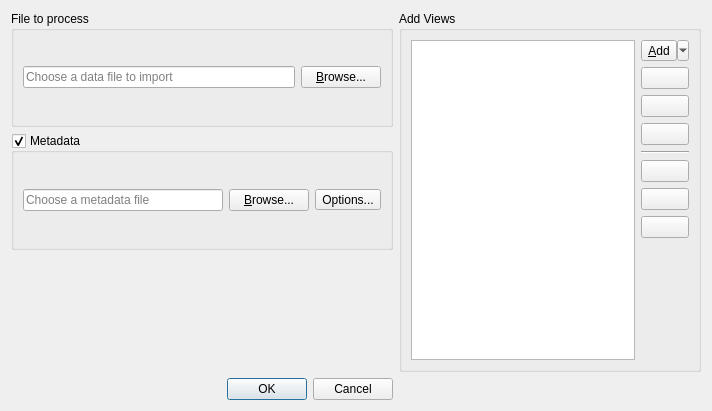
Old version of the form metgem_app/ui/process_data_dialog.ui in the repository metgem/metgem.
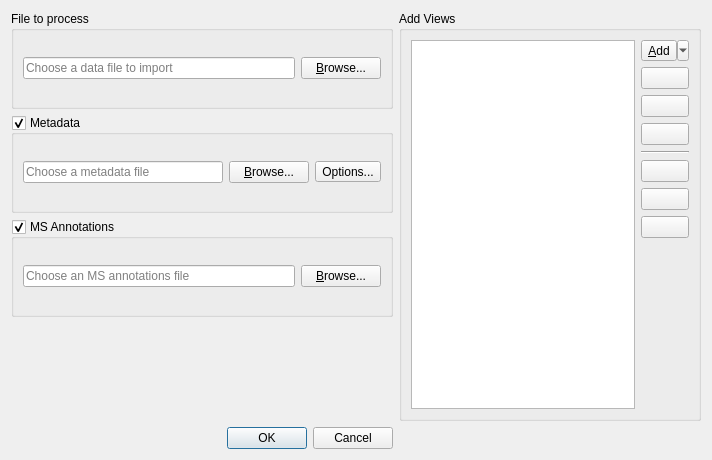
New version of the form. Icons and pictures are not drawn.

Patch:
```diff
--- a/metgem_app/ui/process_data_dialog.ui
+++ b/metgem_app/ui/process_data_dialog.ui
@@ -10,7 +10,7 @@
     <x>0</x>
     <y>0</y>
     <width>712</width>
-    <height>411</height>
+    <height>460</height>
    </rect>
   </property>
   <property name="windowTitle">
@@ -119,7 +119,52 @@
      </layout>
     </widget>
    </item>
-   <item row="0" column="3" rowspan="3">
+   <item row="2" column="0">
+    <widget class="QGroupBox" name="gbMSAnnotations">
+     <property name="title">
+      <string>MS Annotations</string>
+     </property>
+     <property name="checkable">
+      <bool>true</bool>
+     </property>
+     <property name="checked">
+      <bool>true</bool>
+     </property>
+     <layout class="QGridLayout" name="gridLayout_3">
+      <item row="0" column="0">
+       <widget class="QLineEdit" name="editMSAnnotationsFile">
+        <property name="enabled">
+         <bool>true</bool>
+        </property>
+        <property name="minimumSize">
+         <size>
+          <width>200</width>
+          <height>0</height>
+         </size>
+        </property>
+        <property name="placeholderText">
+         <string>Choose an MS annotations file</string>
+        </property>
+       </widget>
+      </item>
+      <item row="0" column="1">
+       <widget class="QPushButton" name="btBrowseMSAnnotationsFile">
+        <property name="enabled">
+         <bool>true</bool>
+        </property>
+        <property name="text">
+         <string>&amp;Browse...</string>
+        </property>
+        <property name="icon">
+         <iconset resource="ui.qrc">
+          <normaloff>:/icons/images/folder-open.svg</normaloff>:/icons/images/folder-open.svg</iconset>
+        </property>
+       </widget>
+      </item>
+     </layout>
+    </widget>
+   </item>
+   <item row="0" column="3" rowspan="4">
     <widget class="QGroupBox" name="gbAddViews">
      <property name="title">
       <string>Add Views</string>
```
Left out of the diff: 2 changed lines with no effect on the pictures.
